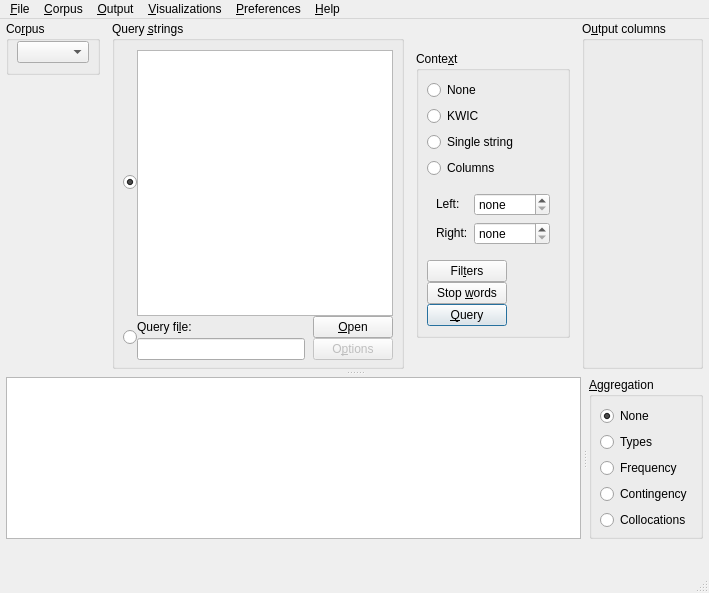
Before: the Qt Designer form coquery/gui/ui/coquery.ui in gkunter/coquery, drawn with Qt 5.
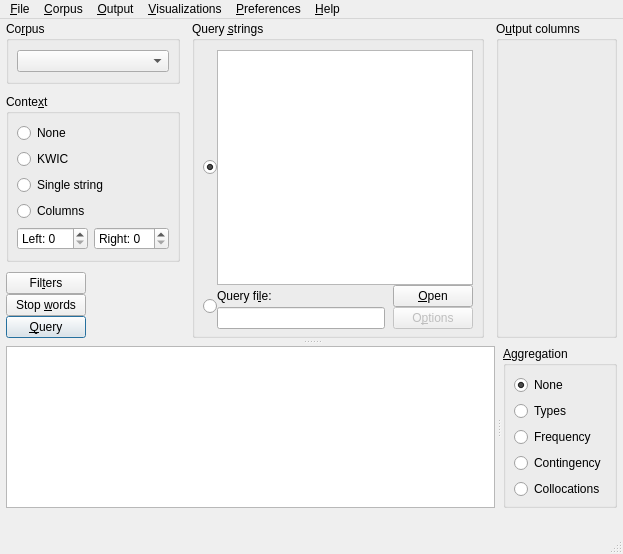
After: the same form once the commit is applied. Icons and pictures are not drawn.

```diff
--- a/coquery/gui/ui/coquery.ui
+++ b/coquery/gui/ui/coquery.ui
@@ -2,14 +2,6 @@
 <ui version="4.0">
  <class>MainWindow</class>
  <widget class="QMainWindow" name="MainWindow">
-  <property name="geometry">
-   <rect>
-    <x>0</x>
-    <y>0</y>
-    <width>638</width>
-    <height>593</height>
-   </rect>
-  </property>
   <property name="windowTitle">
    <string>Coquery</string>
   </property>
@@ -53,14 +45,14 @@
          <number>0</number>
         </property>
         <item>
-         <layout class="QVBoxLayout" name="verticalLayout_3" stretch="0,0">
+         <layout class="QVBoxLayout" name="verticalLayout_3" stretch="0,0,0,0,0">
           <property name="spacing">
            <number>0</number>
           </property>
           <item>
            <widget class="QGroupBox" name="box_corpus_select">
             <property name="sizePolicy">
-             <sizepolicy hsizetype="Minimum" vsizetype="Fixed">
+             <sizepolicy hsizetype="Preferred" vsizetype="Fixed">
               <horstretch>0</horstretch>
               <verstretch>0</verstretch>
              </sizepolicy>
@@ -72,9 +64,6 @@
              <property name="leftMargin">
               <number>8</number>
              </property>
-             <property name="topMargin">
-              <number>0</number>
-             </property>
              <property name="rightMargin">
               <number>8</number>
              </property>
@@ -106,6 +95,143 @@
             </layout>
            </widget>
           </item>
+          <item>
+           <spacer name="verticalSpacer_3">
+            <property name="orientation">
+             <enum>Qt::Vertical</enum>
+            </property>
+            <property name="sizeType">
+             <enum>QSizePolicy::Fixed</enum>
+            </property>
+            <property name="sizeHint" stdset="0">
+             <size>
+              <width>20</width>
+              <height>10</height>
+             </size>
+            </property>
+           </spacer>
+          </item>
+          <item>
+           <widget class="QGroupBox" name="box_context_mode">
+            <property name="sizePolicy">
+             <sizepolicy hsizetype="Fixed" vsizetype="Fixed">
+              <horstretch>0</horstretch>
+              <verstretch>0</verstretch>
+             </sizepolicy>
+            </property>
+            <property name="title">
+             <string>Conte&amp;xt</string>
+            </property>
+            <layout class="QVBoxLayout" name="verticalLayout_8">
+             <property name="sizeConstraint">
+              <enum>QLayout::SetFixedSize</enum>
+             </property>
+             <property name="leftMargin">
+              <number>8</number>
+             </property>
+             <property name="rightMargin">
+              <number>8</number>
+             </property>
+             <item>
+              <layout class="QVBoxLayout" name="verticalLayout_7">
+               <item>
+                <widget class="QRadioButton" name="radio_context_none">
+                 <property name="styleSheet">
+                  <string notr="true">text-align: center center</string>
+                 </property>
+                 <property name="text">
+                  <string>None</string>
+                 </property>
+                </widget>
+               </item>
+               <item>
+                <widget class="QRadioButton" name="radio_context_mode_kwic">
+                 <property name="styleSheet">
+                  <string notr="true">text-align: center center</string>
+                 </property>
+                 <property name="text">
+                  <string>KWIC</string>
+                 </property>
+                </widget>
+               </item>
+               <item>
+                <widget class="QRadioButton" name="radio_context_mode_string">
+                 <property name="styleSheet">
+                  <string notr="true">text-align: center center</string>
+                 </property>
+                 <property name="text">
+                  <string>Single string</string>
+                 </property>
+                </widget>
+               </item>
+               <item>
+                <widget class="QRadioButton" name="radio_context_mode_columns">
+                 <property name="styleSheet">
+                  <string notr="true">text-align: center center</string>
+                 </property>
+                 <property name="text">
+                  <string>Columns</string>
+                 </property>
+                </widget>
+               </item>
+              </layout>
+             </item>
+             <item>
+              <widget class="QFrame" name="context_frame">
+               <property name="lineWidth">
+                <number>0</number>
+               </property>
+               <layout class="QHBoxLayout" name="horizontalLayout" stretch="1,1">
+                <property name="margin">
+                 <number>0</number>
+                </property>
+                <item>
+                 <widget class="QSpinBox" name="context_left_span">
+                  <property name="sizePolicy">
+                   <sizepolicy hsizetype="Preferred" vsizetype="Fixed">
+                    <horstretch>1</horstretch>
+                    <verstretch>0</verstretch>
+                   </sizepolicy>
+                  </property>
+                  <property name="buttonSymbols">
+                   <enum>QAbstractSpinBox::UpDownArrows</enum>
+                  </property>
+                  <property name="suffix">
+                   <string/>
+                  </property>
+                  <property name="prefix">
+                   <string>Left: </string>
+                  </property>
+                 </widget>
+                </item>
+                <item>
+                 <widget class="QSpinBox" name="context_right_span">
+                  <property name="sizePolicy">
+                   <sizepolicy hsizetype="Preferred" vsizetype="Fixed">
+                    <horstretch>1</horstretch>
+                    <verstretch>0</verstretch>
+                   </sizepolicy>
+                  </property>
+                  <property name="frame">
+                   <bool>true</bool>
+                  </property>
+                  <property name="buttonSymbols">
+                   <enum>QAbstractSpinBox::UpDownArrows</enum>
+                  </property>
+                  <property name="suffix">
+                   <string> </string>
+                  </property>
+                  <property name="prefix">
+                   <string>Right: </string>
+                  </property>
+                 </widget>
+                </item>
+               </layout>
+              </widget>
+             </item>
+            </layout>
+           </widget>
+          </item>
           <item>
            <spacer name="verticalSpacer">
             <property name="orientation">
@@ -113,12 +239,97 @@
             </property>
             <property name="sizeHint" stdset="0">
              <size>
-              <width>0</width>
-              <height>0</height>
+              <width>20</width>
+              <height>10</height>
              </size>
             </property>
            </spacer>
           </item>
+          <item>
+           <widget class="QFrame" name="frame_buttons">
+            <property name="sizePolicy">
+             <sizepolicy hsizetype="Preferred" vsizetype="Fixed">
+              <horstretch>0</horstretch>
+              <verstretch>0</verstretch>
+             </sizepolicy>
+            </property>
+            <layout class="QGridLayout" name="box_buttons">
+             <property name="sizeConstraint">
+              <enum>QLayout::SetFixedSize</enum>
+             </property>
+             <property name="horizontalSpacing">
+              <number>8</number>
+             </property>
+             <property name="verticalSpacing">
+              <number>0</number>
+             </property>
+             <property name="margin">
+              <number>0</number>
+             </property>
+             <item row="1" column="0">
+              <widget class="QPushButton" name="button_filters">
+               <property name="text">
+                <string>Fil&amp;ters</string>
+               </property>
+              </widget>
+             </item>
+             <item row="2" column="0">
+              <widget class="QPushButton" name="button_stopwords">
+               <property name="sizePolicy">
+                <sizepolicy hsizetype="Minimum" vsizetype="Fixed">
+                 <horstretch>0</horstretch>
+                 <verstretch>0</verstretch>
+                </sizepolicy>
+               </property>
+               <property name="text">
+                <string>Stop &amp;words</string>
+               </property>
+              </widget>
+             </item>
+             <item row="2" column="1">
+              <layout class="QHBoxLayout" name="stopword_layout"/>
+             </item>
+             <item row="3" column="0">
+              <widget class="QPushButton" name="button_run_query">
+               <property name="sizePolicy">
+                <sizepolicy hsizetype="MinimumExpanding" vsizetype="Fixed">
+                 <horstretch>0</horstretch>
+                 <verstretch>0</verstretch>
+                </sizepolicy>
+               </property>
+               <property name="text">
+                <string>&amp;Query</string>
+               </property>
+               <property name="autoDefault">
+                <bool>false</bool>
+               </property>
+               <property name="default">
+                <bool>true</bool>
+               </property>
+              </widget>
+             </item>
+             <item row="1" column="1">
+              <layout class="QHBoxLayout" name="filter_layout"/>
+             </item>
+             <item row="3" column="1">
+              <layout class="QHBoxLayout" name="query_layout"/>
+             </item>
+             <item row="0" column="1">
+              <spacer name="horizontalSpacer_6">
+               <property name="orientation">
+                <enum>Qt::Horizontal</enum>
+               </property>
+               <property name="sizeHint" stdset="0">
+                <size>
+                 <width>32</width>
+                 <height>0</height>
+                </size>
+               </property>
+              </spacer>
+             </item>
+            </layout>
+           </widget>
+          </item>
          </layout>
         </item>
         <item>
@@ -271,226 +482,6 @@
           </layout>
          </widget>
         </item>
-        <item>
-         <widget class="QGroupBox" name="box_context_mode">
-          <property name="sizePolicy">
-           <sizepolicy hsizetype="Fixed" vsizetype="Fixed">
-            <horstretch>0</horstretch>
-            <verstretch>0</verstretch>
-           </sizepolicy>
-          </property>
-          <property name="title">
-           <string>Conte&amp;xt</string>
-          </property>
-          <layout class="QVBoxLayout" name="verticalLayout_8">
-           <property name="sizeConstraint">
-            <enum>QLayout::SetFixedSize</enum>
-           </property>
-           <property name="leftMargin">
-            <number>8</number>
-           </property>
-           <property name="rightMargin">
-            <number>8</number>
-           </property>
-           <item>
-            <layout class="QVBoxLayout" name="verticalLayout_7">
-             <item>
-              <widget class="QRadioButton" name="radio_context_none">
-               <property name="text">
-                <string>None</string>
-               </property>
-              </widget>
-             </item>
-             <item>
-              <widget class="QRadioButton" name="radio_context_mode_kwic">
-               <property name="text">
-                <string>KWIC</string>
-               </property>
-              </widget>
-             </item>
-             <item>
-              <widget class="QRadioButton" name="radio_context_mode_string">
-               <property name="sizePolicy">
-                <sizepolicy hsizetype="MinimumExpanding" vsizetype="Fixed">
-                 <horstretch>0</horstretch>
-                 <verstretch>0</verstretch>
-                </sizepolicy>
-               </property>
-               <property name="text">
-                <string>Single string</string>
-               </property>
-              </widget>
-             </item>
-             <item>
-              <widget class="QRadioButton" name="radio_context_mode_columns">
-               <property name="text">
-                <string>Columns</string>
-               </property>
-              </widget>
-             </item>
-            </layout>
-           </item>
-           <item>
-            <widget class="QFrame" name="context_frame">
-             <layout class="QGridLayout" name="gridLayout">
-              <item row="0" column="0">
-               <widget class="QLabel" name="context_left_span_label">
-                <property name="sizePolicy">
-                 <sizepolicy hsizetype="MinimumExpanding" vsizetype="Fixed">
-                  <horstretch>0</horstretch>
-                  <verstretch>0</verstretch>
-                 </sizepolicy>
-                </property>
-                <property name="text">
-                 <string>Left:</string>
-                </property>
-               </widget>
-              </item>
-              <item row="0" column="1">
-               <widget class="QSpinBox" name="context_left_span">
-                <property name="sizePolicy">
-                 <sizepolicy hsizetype="Minimum" vsizetype="Fixed">
-                  <horstretch>0</horstretch>
-                  <verstretch>0</verstretch>
-                 </sizepolicy>
-                </property>
-                <property name="buttonSymbols">
-                 <enum>QAbstractSpinBox::UpDownArrows</enum>
-                </property>
-                <property name="specialValueText">
-                 <string>none</string>
-                </property>
-                <property name="suffix">
-                 <string> words</string>
-                </property>
-               </widget>
-              </item>
-              <item row="1" column="0">
-               <widget class="QLabel" name="context_right_span_label">
-                <property name="sizePolicy">
-                 <sizepolicy hsizetype="MinimumExpanding" vsizetype="Fixed">
-                  <horstretch>0</horstretch>
-                  <verstretch>0</verstretch>
-                 </sizepolicy>
-                </property>
-                <property name="text">
-                 <string>Right:</string>
-                </property>
-               </widget>
-              </item>
-              <item row="1" column="1">
-               <widget class="QSpinBox" name="context_right_span">
-                <property name="sizePolicy">
-                 <sizepolicy hsizetype="Minimum" vsizetype="Fixed">
-                  <horstretch>0</horstretch>
-                  <verstretch>0</verstretch>
-                 </sizepolicy>
-                </property>
-                <property name="frame">
-                 <bool>true</bool>
-                </property>
-                <property name="buttonSymbols">
-                 <enum>QAbstractSpinBox::UpDownArrows</enum>
-                </property>
-                <property name="specialValueText">
-                 <string>none</string>
-                </property>
-                <property name="suffix">
-                 <string> words</string>
-                </property>
-               </widget>
-              </item>
-             </layout>
-            </widget>
-           </item>
-           <item>
-            <widget class="QFrame" name="frame_buttons">
-             <property name="sizePolicy">
-              <sizepolicy hsizetype="Preferred" vsizetype="Fixed">
-               <horstretch>0</horstretch>
-               <verstretch>0</verstretch>
-              </sizepolicy>
-             </property>
-             <layout class="QGridLayout" name="box_buttons">
-              <property name="sizeConstraint">
-               <enum>QLayout::SetFixedSize</enum>
-              </property>
-              <property name="horizontalSpacing">
-               <number>8</number>
-              </property>
-              <property name="verticalSpacing">
-               <number>0</number>
-              </property>
-              <property name="margin">
-               <number>0</number>
-              </property>
-              <item row="1" column="0">
-               <widget class="QPushButton" name="button_filters">
-                <property name="text">
-                 <string>Fil&amp;ters</string>
-                </property>
-               </widget>
-              </item>
-              <item row="2" column="0">
-               <widget class="QPushButton" name="button_stopwords">
-                <property name="sizePolicy">
-                 <sizepolicy hsizetype="Minimum" vsizetype="Fixed">
-                  <horstretch>0</horstretch>
-                  <verstretch>0</verstretch>
-                 </sizepolicy>
-                </property>
-                <property name="text">
-                 <string>Stop &amp;words</string>
-                </property>
-               </widget>
-              </item>
-              <item row="2" column="1">
-               <layout class="QHBoxLayout" name="stopword_layout"/>
-              </item>
-              <item row="3" column="0">
-               <widget class="QPushButton" name="button_run_query">
-                <property name="sizePolicy">
-                 <sizepolicy hsizetype="MinimumExpanding" vsizetype="Fixed">
-                  <horstretch>0</horstretch>
-                  <verstretch>0</verstretch>
-                 </sizepolicy>
-                </property>
-                <property name="text">
-                 <string>&amp;Query</string>
-                </property>
-                <property name="autoDefault">
-                 <bool>false</bool>
-                </property>
-                <property name="default">
-                 <bool>true</bool>
-                </property>
-               </widget>
-              </item>
-              <item row="1" column="1">
-               <layout class="QHBoxLayout" name="filter_layout"/>
-              </item>
-              <item row="3" column="1">
-               <layout class="QHBoxLayout" name="query_layout"/>
-              </item>
-              <item row="0" column="1">
-               <spacer name="horizontalSpacer_6">
-                <property name="orientation">
-                 <enum>Qt::Horizontal</enum>
-                </property>
-                <property name="sizeHint" stdset="0">
-                 <size>
-                  <width>32</width>
-                  <height>0</height>
-                 </size>
-                </property>
-               </spacer>
-              </item>
-             </layout>
-            </widget>
-           </item>
-          </layout>
-         </widget>
-        </item>
         <item>
          <widget class="QGroupBox" name="box_output_options">
           <property name="title">
@@ -696,7 +687,7 @@
     <rect>
      <x>0</x>
      <y>0</y>
-     <width>638</width>
+     <width>644</width>
      <height>23</height>
     </rect>
    </property>
```
Left out of the diff: 2 changed lines with no effect on the pictures.
